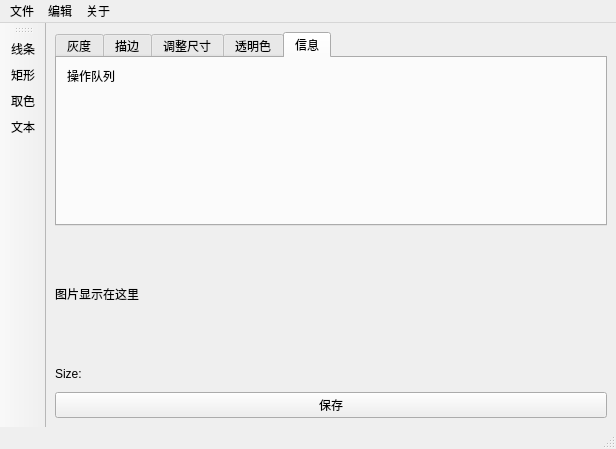
Above: main.ui from NumbNutN/aUnfinishedImageEditTool before the change. Below: the same form after it.
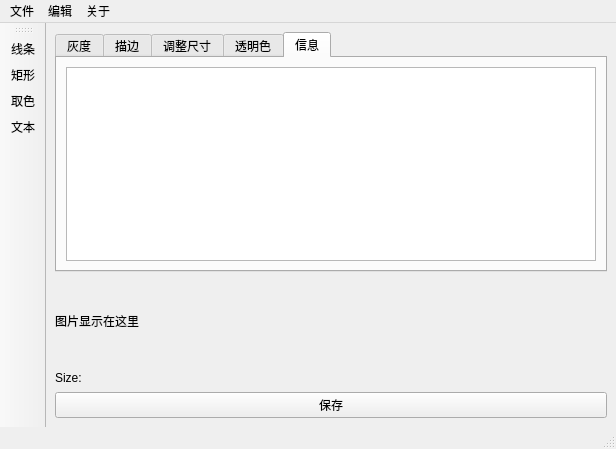
That is the form after the change. The open tabs and pages were chosen to show the change.

What changed in the file:
```diff
--- a/main.ui
+++ b/main.ui
@@ -699,19 +699,11 @@
          <attribute name="title">
           <string>信息</string>
          </attribute>
-         <widget class="QLabel" name="labelQueueNum">
-          <property name="geometry">
-           <rect>
-            <x>10</x>
-            <y>10</y>
-            <width>391</width>
-            <height>16</height>
-           </rect>
-          </property>
-          <property name="text">
-           <string>操作队列</string>
-          </property>
-         </widget>
+         <layout class="QVBoxLayout" name="verticalLayout_20">
+          <item>
+           <widget class="QTextBrowser" name="textBrowser"/>
+          </item>
+         </layout>
         </widget>
        </widget>
       </item>
```
Left out of the diff: 19 changed lines with no effect on the pictures.
